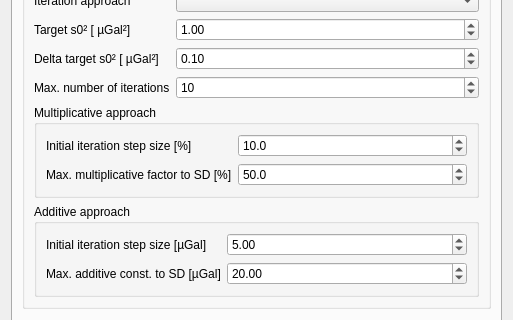
Old version of the form gravtools/gui/dialog_estimation_settings.ui in the repository ahellers/GravTools; both pictures show x 0 to 513 and y 85 to 405 of the 513 by 599 pixel window.
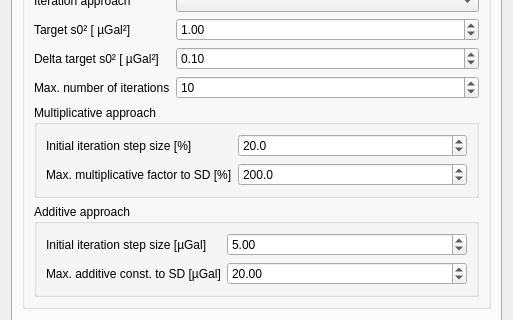
New version of the form. The open tabs and pages were chosen to show the change.

The edit to the form file:
```diff
--- a/gravtools/gui/dialog_estimation_settings.ui
+++ b/gravtools/gui/dialog_estimation_settings.ui
@@ -474,7 +474,7 @@
                   <double>0.000000000000000</double>
                  </property>
                  <property name="value">
-                  <double>10.000000000000000</double>
+                  <double>20.000000000000000</double>
                  </property>
                 </widget>
                </item>
@@ -483,8 +483,14 @@
                  <property name="decimals">
                   <number>1</number>
                  </property>
+                 <property name="minimum">
+                  <double>100.000000000000000</double>
+                 </property>
+                 <property name="maximum">
+                  <double>900.000000000000000</double>
+                 </property>
                  <property name="value">
-                  <double>50.000000000000000</double>
+                  <double>200.000000000000000</double>
                  </property>
                 </widget>
                </item>
```
Left out of the diff: 33 changed lines with no effect on the pictures.
